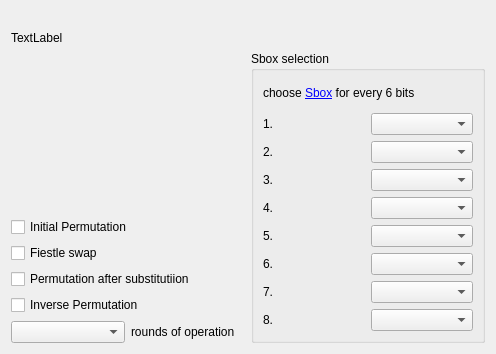
Old version of the form F_Function.ui in the repository xuefeng-huang/block_cipher_FYP.
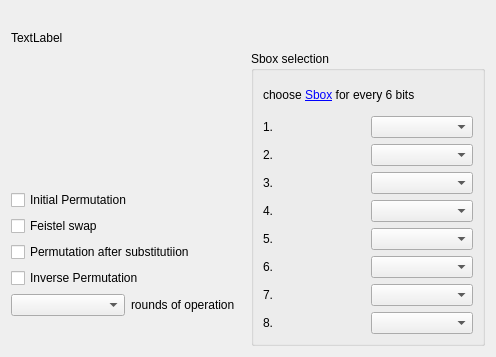
New version of the form.

What changed in the file:
```diff
--- a/F_Function.ui
+++ b/F_Function.ui
@@ -7,7 +7,7 @@
     <x>0</x>
     <y>0</y>
     <width>496</width>
-    <height>354</height>
+    <height>357</height>
    </rect>
   </property>
   <property name="windowTitle">
@@ -32,6 +32,9 @@
     <layout class="QHBoxLayout" name="horizontalLayout_10">
      <item>
       <layout class="QVBoxLayout" name="verticalLayout_2">
+       <property name="bottomMargin">
+        <number>30</number>
+       </property>
        <item>
         <spacer name="verticalSpacer">
          <property name="orientation">
@@ -55,7 +58,7 @@
        <item>
         <widget class="QCheckBox" name="check_swap">
          <property name="text">
-          <string>Fiestle swap</string>
+          <string>Feistel swap</string>
          </property>
         </widget>
        </item>
```
Left out of the diff: 12 changed lines with no effect on the pictures.
